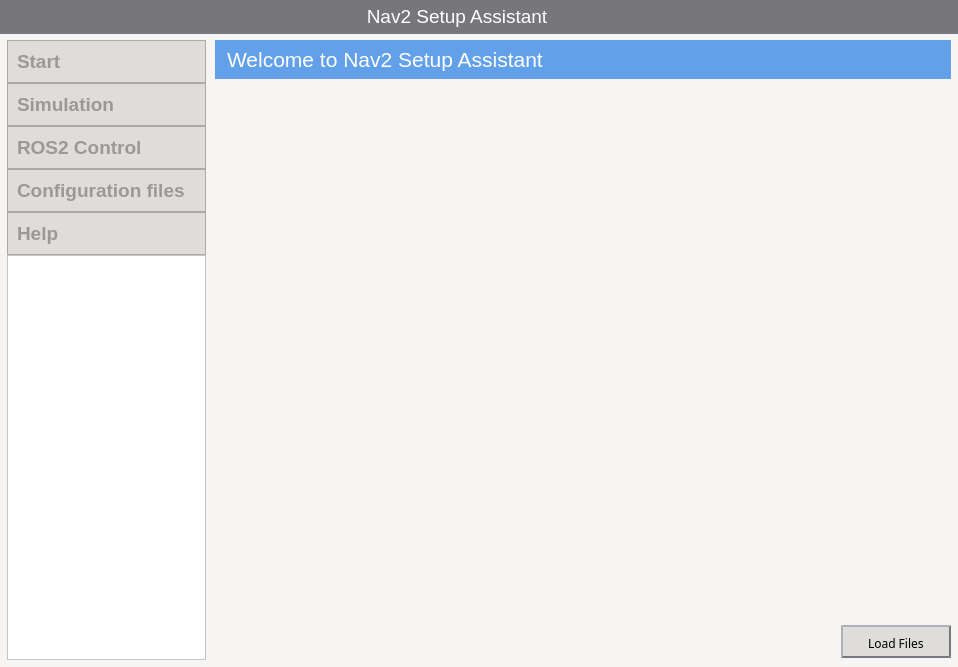
First picture: the form in DyLo.ui, repository himaj47/DyLo, before the edit.
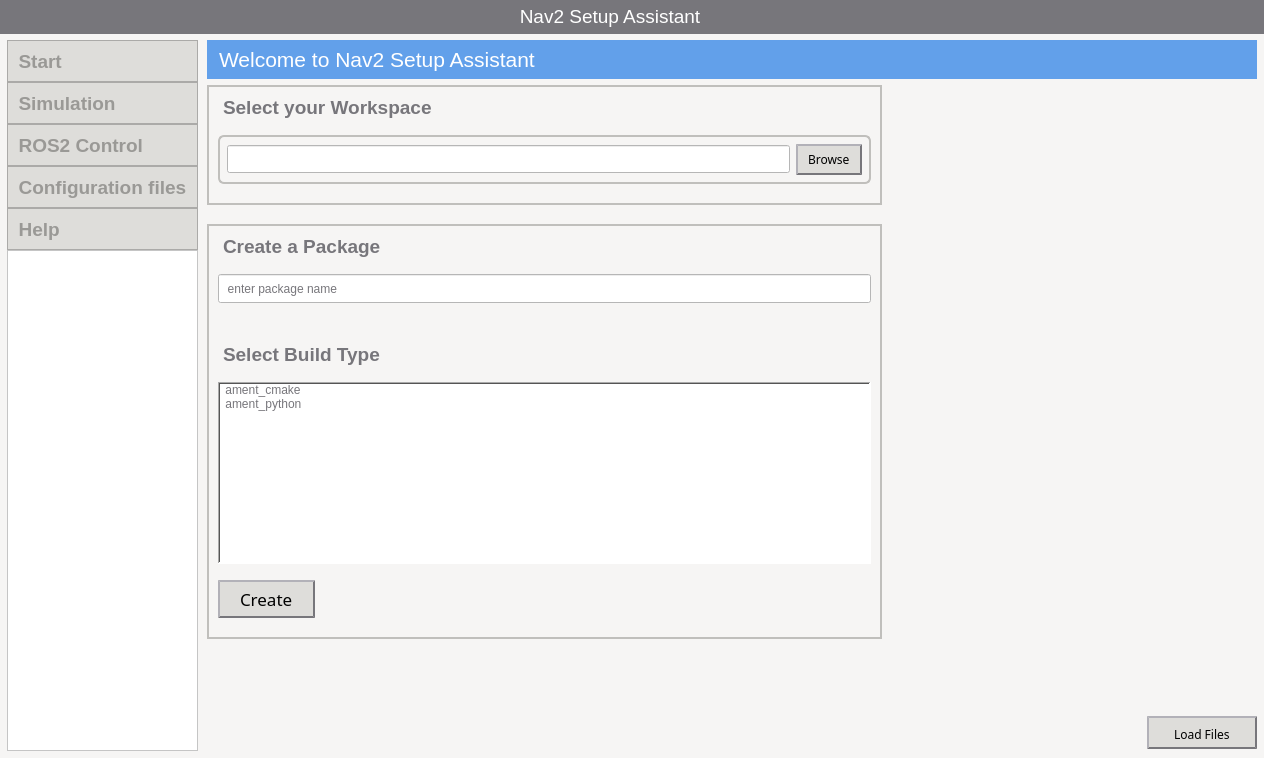
Second picture: the form after the edit. Icons and pictures are not drawn. Custom widgets are drawn as their Qt base class.

```diff
--- a/DyLo.ui
+++ b/DyLo.ui
@@ -6,8 +6,8 @@
    <rect>
     <x>0</x>
     <y>0</y>
-    <width>958</width>
-    <height>667</height>
+    <width>1264</width>
+    <height>758</height>
    </rect>
   </property>
   <property name="font">
@@ -40,7 +40,10 @@
 	text-align: left;
 	border: none;
 }
-</string>
+
+QPushButton:hover {
+        background-color: rgb(153, 193, 241);
+    }</string>
   </property>
   <widget class="QWidget" name="centralwidget">
    <property name="styleSheet">
@@ -64,7 +67,7 @@
     </property>
     <item>
      <layout class="QVBoxLayout" name="verticalLayout">
-      <item alignment="Qt::AlignTop">
+      <item>
        <widget class="QWidget" name="top_bar_widget" native="true">
         <property name="styleSheet">
          <string notr="true">background-color: rgb(119, 118, 123);</string>
@@ -289,6 +292,12 @@
                       <verstretch>0</verstretch>
                      </sizepolicy>
                     </property>
+                    <property name="minimumSize">
+                     <size>
+                      <width>0</width>
+                      <height>42</height>
+                     </size>
+                    </property>
                     <property name="sizeIncrement">
                      <size>
                       <width>0</width>
@@ -302,7 +311,9 @@
                      </size>
                     </property>
                     <property name="styleSheet">
-                     <string notr="true"/>
+                     <string notr="true">hover {
+	background-color: rgb(153, 193, 241);
+}</string>
                     </property>
                     <property name="frameShape">
                      <enum>QFrame::StyledPanel</enum>
@@ -312,19 +323,19 @@
                     </property>
                     <layout class="QHBoxLayout" name="horizontalLayout_2" stretch="0">
                      <property name="spacing">
-                      <number>6</number>
+                      <number>0</number>
                      </property>
                      <property name="leftMargin">
-                      <number>9</number>
+                      <number>0</number>
                      </property>
                      <property name="topMargin">
-                      <number>9</number>
+                      <number>0</number>
                      </property>
                      <property name="rightMargin">
-                      <number>9</number>
+                      <number>0</number>
                      </property>
                      <property name="bottomMargin">
-                      <number>9</number>
+                      <number>0</number>
                      </property>
                      <item>
                       <widget class="QPushButton" name="start_b">
@@ -349,11 +360,17 @@
                         <bool>false</bool>
                        </property>
                        <property name="styleSheet">
-                        <string notr="true">color: rgb(154, 153, 150);
-font: bold;</string>
+                        <string notr="true">QPushButton {
+	color: rgb(154, 153, 150);
+	font: bold;
+}
+QPushButton:hover {
+	background-color: rgb(98, 160, 234);
+	color: white;
+}</string>
                        </property>
                        <property name="text">
-                        <string>Start</string>
+                        <string>  Start</string>
                        </property>
                        <property name="iconSize">
                         <size>
@@ -371,6 +388,12 @@
                   </item>
                   <item>
                    <widget class="QFrame" name="sim_frame">
+                    <property name="minimumSize">
+                     <size>
+                      <width>0</width>
+                      <height>42</height>
+                     </size>
+                    </property>
                     <property name="frameShape">
                      <enum>QFrame::StyledPanel</enum>
                     </property>
@@ -378,6 +401,21 @@
                      <enum>QFrame::Raised</enum>
                     </property>
                     <layout class="QHBoxLayout" name="horizontalLayout_3">
+                     <property name="spacing">
+                      <number>0</number>
+                     </property>
+                     <property name="leftMargin">
+                      <number>0</number>
+                     </property>
+                     <property name="topMargin">
+                      <number>0</number>
+                     </property>
+                     <property name="rightMargin">
+                      <number>0</number>
+                     </property>
+                     <property name="bottomMargin">
+                      <number>0</number>
+                     </property>
                      <item>
                       <widget class="QPushButton" name="sim_b">
                        <property name="sizePolicy">
@@ -395,11 +433,17 @@
                         </font>
                        </property>
                        <property name="styleSheet">
-                        <string notr="true">color: rgb(154, 153, 150);
-font: bold;</string>
+                        <string notr="true">QPushButton {
+	color: rgb(154, 153, 150);
+	font: bold;
+}
+QPushButton:hover {
+	background-color: rgb(98, 160, 234);
+	color: white;
+}</string>
                        </property>
                        <property name="text">
-                        <string>Simulation</string>
+                        <string>  Simulation</string>
                        </property>
                       </widget>
                      </item>
@@ -408,6 +452,12 @@
                   </item>
                   <item>
                    <widget class="QFrame" name="ros2_control_frame">
+                    <property name="minimumSize">
+                     <size>
+                      <width>0</width>
+                      <height>42</height>
+                     </size>
+                    </property>
                     <property name="frameShape">
                      <enum>QFrame::StyledPanel</enum>
                     </property>
@@ -415,6 +465,21 @@
                      <enum>QFrame::Raised</enum>
                     </property>
                     <layout class="QHBoxLayout" name="horizontalLayout_4">
+                     <property name="spacing">
+                      <number>0</number>
+                     </property>
+                     <property name="leftMargin">
+                      <number>0</number>
+                     </property>
+                     <property name="topMargin">
+                      <number>0</number>
+                     </property>
+                     <property name="rightMargin">
+                      <number>0</number>
+                     </property>
+                     <property name="bottomMargin">
+                      <number>0</number>
+                     </property>
                      <item>
                       <widget class="QPushButton" name="ros_control_b">
                        <property name="sizePolicy">
@@ -432,11 +497,17 @@
                         </font>
                        </property>
                        <property name="styleSheet">
-                        <string notr="true">color: rgb(154, 153, 150);
-font: bold;</string>
+                        <string notr="true">QPushButton {
+	color: rgb(154, 153, 150);
+	font: bold;
+}
+QPushButton:hover {
+	background-color: rgb(98, 160, 234);
+	color: white;
+}</string>
                        </property>
                        <property name="text">
-                        <string>ROS2 Control</string>
+                        <string>  ROS2 Control</string>
                        </property>
                       </widget>
                      </item>
@@ -445,6 +516,12 @@
                   </item>
                   <item>
                    <widget class="QFrame" name="config_frame">
+                    <property name="minimumSize">
+                     <size>
+                      <width>0</width>
+                      <height>42</height>
+                     </size>
+                    </property>
                     <property name="frameShape">
                      <enum>QFrame::StyledPanel</enum>
                     </property>
@@ -452,6 +529,21 @@
                      <enum>QFrame::Raised</enum>
                     </property>
                     <layout class="QHBoxLayout" name="horizontalLayout_5">
+                     <property name="spacing">
+                      <number>0</number>
+                     </property>
+                     <property name="leftMargin">
+                      <number>0</number>
+                     </property>
+                     <property name="topMargin">
+                      <number>0</number>
+                     </property>
+                     <property name="rightMargin">
+                      <number>0</number>
+                     </property>
+                     <property name="bottomMargin">
+                      <number>0</number>
+                     </property>
                      <item>
                       <widget class="QPushButton" name="config_file_b">
                        <property name="sizePolicy">
@@ -469,11 +561,17 @@
                         </font>
                        </property>
                        <property name="styleSheet">
-                        <string notr="true">color: rgb(154, 153, 150);
-font: bold;</string>
+                        <string notr="true">QPushButton {
+	color: rgb(154, 153, 150);
+	font: bold;
+}
+QPushButton:hover {
+	background-color: rgb(98, 160, 234);
+	color: white;
+}</string>
                        </property>
                        <property name="text">
-                        <string>Configuration files  </string>
+                        <string>  Configuration files  </string>
                        </property>
                       </widget>
                      </item>
@@ -482,6 +580,12 @@
                   </item>
                   <item>
                    <widget class="QFrame" name="help_frame">
+                    <property name="minimumSize">
+                     <size>
+                      <width>0</width>
+                      <height>42</height>
+                     </size>
+                    </property>
                     <property name="frameShape">
                      <enum>QFrame::StyledPanel</enum>
                     </property>
@@ -489,6 +593,21 @@
                      <enum>QFrame::Raised</enum>
                     </property>
                     <layout class="QHBoxLayout" name="horizontalLayout_6">
+                     <property name="spacing">
+                      <number>0</number>
+                     </property>
+                     <property name="leftMargin">
+                      <number>0</number>
+                     </property>
+                     <property name="topMargin">
+                      <number>0</number>
+                     </property>
+                     <property name="rightMargin">
+                      <number>0</number>
+                     </property>
+                     <property name="bottomMargin">
+                      <number>0</number>
+                     </property>
                      <item>
                       <widget class="QPushButton" name="help_b">
                        <property name="sizePolicy">
@@ -506,11 +625,17 @@
                         </font>
                        </property>
                        <property name="styleSheet">
-                        <string notr="true">color: rgb(154, 153, 150);
-font: bold;</string>
+                        <string notr="true">QPushButton {
+	color: rgb(154, 153, 150);
+	font: bold;
+}
+QPushButton:hover {
+	background-color: rgb(98, 160, 234);
+	color: white;
+}</string>
                        </property>
                        <property name="text">
-                        <string>Help</string>
+                        <string>  Help</string>
                        </property>
                       </widget>
                      </item>
@@ -582,7 +707,7 @@
              <number>0</number>
             </property>
             <item>
-             <widget class="QStackedWidget" name="stackedWidget">
+             <widget class="QCustomStackedWidget" name="customStackedWidget">
               <property name="currentIndex">
                <number>0</number>
               </property>
@@ -618,6 +743,436 @@
                   </property>
                  </widget>
                 </item>
+                <item>
+                 <widget class="QWidget" name="widget" native="true">
+                  <property name="sizePolicy">
+                   <sizepolicy hsizetype="MinimumExpanding" vsizetype="MinimumExpanding">
+                    <horstretch>10</horstretch>
+                    <verstretch>0</verstretch>
+                   </sizepolicy>
+                  </property>
+                  <layout class="QVBoxLayout" name="verticalLayout_2">
+                   <property name="spacing">
+                    <number>0</number>
+                   </property>
+                   <property name="leftMargin">
+                    <number>0</number>
+                   </property>
+                   <property name="topMargin">
+                    <number>0</number>
+                   </property>
+                   <property name="rightMargin">
+                    <number>0</number>
+                   </property>
+                   <property name="bottomMargin">
+                    <number>0</number>
+                   </property>
+                   <item>
+                    <layout class="QGridLayout" name="gridLayout">
+                     <property name="sizeConstraint">
+                      <enum>QLayout::SetDefaultConstraint</enum>
+                     </property>
+                     <property name="rightMargin">
+                      <number>0</number>
+                     </property>
+                     <property name="horizontalSpacing">
+                      <number>6</number>
+                     </property>
+                     <property name="verticalSpacing">
+                      <number>0</number>
+                     </property>
+                     <item row="0" column="2" alignment="Qt::AlignRight">
+                      <widget class="QFrame" name="nav2_logo_frame">
+                       <property name="styleSheet">
+                        <string notr="true">.QFrame {
+	border: none
+}</string>
+                       </property>
+                       <property name="frameShape">
+                        <enum>QFrame::StyledPanel</enum>
+                       </property>
+                       <property name="frameShadow">
+                        <enum>QFrame::Raised</enum>
+                       </property>
+                       <layout class="QVBoxLayout" name="verticalLayout_7">
+                        <item alignment="Qt::AlignRight|Qt::AlignTop">
+                         <widget class="QLabel" name="label_4">
+                          <property name="sizePolicy">
+                           <sizepolicy hsizetype="Preferred" vsizetype="Preferred">
+                            <horstretch>0</horstretch>
+                            <verstretch>0</verstretch>
+                           </sizepolicy>
+                          </property>
+                          <property name="minimumSize">
+                           <size>
+                            <width>351</width>
+                            <height>0</height>
+                           </size>
+                          </property>
+                          <property name="text">
+                           <string/>
+                          </property>
+                          <property name="pixmap">
+                           <pixmap resource="resources.qrc">:/icons/icons/nav2_logo_cropped.png</pixmap>
+                          </property>
+                         </widget>
+                        </item>
+                       </layout>
+                      </widget>
+                     </item>
+                     <item row="0" column="1" alignment="Qt::AlignTop">
+                      <widget class="QWidget" name="main_content" native="true">
+                       <property name="sizePolicy">
+                        <sizepolicy hsizetype="MinimumExpanding" vsizetype="Preferred">
+                         <horstretch>0</horstretch>
+                         <verstretch>0</verstretch>
+                        </sizepolicy>
+                       </property>
+                       <property name="acceptDrops">
+                        <bool>false</bool>
+                       </property>
+                       <property name="styleSheet">
+                        <string notr="true">margin-bottom: 10px;
+margin-left: 0px;</string>
+                       </property>
+                       <layout class="QVBoxLayout" name="verticalLayout_11">
+                        <property name="spacing">
+                         <number>9</number>
+                        </property>
+                        <property name="leftMargin">
+                         <number>0</number>
+                        </property>
+                        <property name="topMargin">
+                         <number>0</number>
+                        </property>
+                        <property name="rightMargin">
+                         <number>0</number>
+                        </property>
+                        <property name="bottomMargin">
+                         <number>0</number>
+                        </property>
+                        <item>
+                         <widget class="QFrame" name="workspace_frame">
+                          <property name="styleSheet">
+                           <string notr="true">.QFrame {
+	border: 1.5px solid rgb(192, 191, 188);
+}</string>
+                          </property>
+                          <property name="frameShape">
+                           <enum>QFrame::StyledPanel</enum>
+                          </property>
+                          <property name="frameShadow">
+                           <enum>QFrame::Raised</enum>
+                          </property>
+                          <layout class="QVBoxLayout" name="verticalLayout_8">
+                           <item alignment="Qt::AlignVCenter">
+                            <widget class="QLabel" name="label_5">
+                             <property name="sizePolicy">
+                              <sizepolicy hsizetype="Preferred" vsizetype="Preferred">
+                               <horstretch>0</horstretch>
+                               <verstretch>0</verstretch>
+                              </sizepolicy>
+                             </property>
+                             <property name="minimumSize">
+                              <size>
+                               <width>0</width>
+                               <height>0</height>
+                              </size>
+                             </property>
+                             <property name="font">
+                              <font>
+                               <family>Ubuntu</family>
+                               <pointsize>14</pointsize>
+                               <weight>75</weight>
+                               <bold>true</bold>
+                              </font>
+                             </property>
+                             <property name="styleSheet">
+                              <string notr="true">color: rgb(119, 118, 123)</string>
+                             </property>
+                             <property name="text">
+                              <string>Select your Workspace</string>
+                             </property>
+                            </widget>
+                           </item>
+                           <item>
+                            <widget class="QWidget" name="widget_2" native="true">
+                             <property name="sizePolicy">
+                              <sizepolicy hsizetype="Preferred" vsizetype="Preferred">
+                               <horstretch>0</horstretch>
+                               <verstretch>0</verstretch>
+                              </sizepolicy>
+                             </property>
+                             <property name="styleSheet">
+                              <string notr="true">.QWidget {
+	border: 1.5px solid rgb(192, 191, 188);
+	border-radius: 6px;
+}</string>
+                             </property>
+                             <layout class="QHBoxLayout" name="horizontalLayout_7">
+                              <item>
+                               <widget class="QLineEdit" name="lineEdit">
+                                <property name="minimumSize">
+                                 <size>
+                                  <width>0</width>
+                                  <height>27</height>
+                                 </size>
+                                </property>
+                                <property name="styleSheet">
+                                 <string notr="true">background-color: white;
+height: 26;</string>
+                                </property>
+                               </widget>
+                              </item>
+                              <item alignment="Qt::AlignHCenter|Qt::AlignVCenter">
+                               <widget class="QPushButton" name="pushButton_2">
+                                <property name="font">
+                                 <font>
+                                  <family>Manjari</family>
+                                 </font>
+                                </property>
+                                <property name="styleSheet">
+                                 <string notr="true">QPushButton{
+	padding-top: 5px;
+	padding-bottom: 5px;
+	padding-left: 10px;
+	padding-right: 10px;
+	background-color: rgb(222, 221, 218);
+	border-style: outset;
+	border-width: 2px;
+	border-color: rgb(119, 118, 123);
+}
+
+QPushButton:hover {
+	background-color: rgb(180, 180, 180);
+}
+
+
+</string>
+                                </property>
+                                <property name="text">
+                                 <string>Browse</string>
+                                </property>
+                               </widget>
+                              </item>
+                             </layout>
+                            </widget>
+                           </item>
+                          </layout>
+                         </widget>
+                        </item>
+                        <item>
+                         <widget class="QFrame" name="frame_5">
+                          <property name="minimumSize">
+                           <size>
+                            <width>0</width>
+                            <height>0</height>
+                           </size>
+                          </property>
+                          <property name="font">
+                           <font>
+                            <family>Ubuntu</family>
+                           </font>
+                          </property>
+                          <property name="styleSheet">
+                           <string notr="true">.QFrame {
+	border: 1.5px solid rgb(192, 191, 188);
+}</string>
+                          </property>
+                          <property name="frameShape">
+                           <enum>QFrame::StyledPanel</enum>
+                          </property>
+                          <property name="frameShadow">
+                           <enum>QFrame::Raised</enum>
+                          </property>
+                          <layout class="QVBoxLayout" name="verticalLayout_9">
+                           <item alignment="Qt::AlignVCenter">
+                            <widget class="QLabel" name="label_6">
+                             <property name="font">
+                              <font>
+                               <family>Ubuntu</family>
+                               <pointsize>14</pointsize>
+                               <weight>75</weight>
+                               <bold>true</bold>
+                              </font>
+                             </property>
+                             <property name="styleSheet">
+                              <string notr="true">color: rgb(119, 118, 123)</string>
+                             </property>
+                             <property name="text">
+                              <string>Create a Package</string>
+                             </property>
+                            </widget>
+                           </item>
+                           <item>
+                            <widget class="QLineEdit" name="package_name">
+                             <property name="sizePolicy">
+                              <sizepolicy hsizetype="Expanding" vsizetype="Preferred">
+                               <horstretch>0</horstretch>
+                               <verstretch>0</verstretch>
+                              </sizepolicy>
+                             </property>
+                             <property name="minimumSize">
+                              <size>
+                               <width>0</width>
+                               <height>27</height>
+                              </size>
+                             </property>
+                             <property name="styleSheet">
+                              <string notr="true">color: rgb(119, 118, 123);
+background-color: white;
+height: 27px;</string>
+                             </property>
+                             <property name="text">
+                              <string>  enter package name</string>
+                             </property>
+                            </widget>
+                           </item>
+                           <item>
+                            <widget class="QWidget" name="separator_package_build_type" native="true">
+                             <property name="sizePolicy">
+                              <sizepolicy hsizetype="Preferred" vsizetype="Preferred">
+                               <horstretch>0</horstretch>
+                               <verstretch>0</verstretch>
+                              </sizepolicy>
+                             </property>
+                             <layout class="QVBoxLayout" name="verticalLayout_10">
+                              <item>
+                               <spacer name="verticalSpacer_2">
+                                <property name="orientation">
+                                 <enum>Qt::Vertical</enum>
+                                </property>
+                                <property name="sizeHint" stdset="0">
+                                 <size>
+                                  <width>28</width>
+                                  <height>0</height>
+                                 </size>
+                                </property>
+                               </spacer>
+                              </item>
+                             </layout>
+                            </widget>
+                           </item>
+                           <item>
+                            <widget class="QLabel" name="label_7">
+                             <property name="font">
+                              <font>
+                               <family>Ubuntu</family>
+                               <pointsize>14</pointsize>
+                               <weight>75</weight>
+                               <bold>true</bold>
+                              </font>
+                             </property>
+                             <property name="styleSheet">
+                              <string notr="true">color: rgb(119, 118, 123)</string>
+                             </property>
+                             <property name="text">
+                              <string>Select Build Type</string>
+                             </property>
+                            </widget>
+                           </item>
+                           <item>
+                            <widget class="QListWidget" name="listWidget">
+                             <property name="sizePolicy">
+                              <sizepolicy hsizetype="Preferred" vsizetype="Preferred">
+                               <horstretch>0</horstretch>
+                               <verstretch>0</verstretch>
+                              </sizepolicy>
+                             </property>
+                             <property name="minimumSize">
+                              <size>
+                               <width>0</width>
+                               <height>10</height>
+                              </size>
+                             </property>
+                             <property name="styleSheet">
+                              <string notr="true">color: rgb(119, 118, 123);
+background-color: white;</string>
+                             </property>
+                             <property name="frameShape">
+                              <enum>QFrame::WinPanel</enum>
+                             </property>
+                             <property name="alternatingRowColors">
+                              <bool>false</bool>
+                             </property>
+                             <property name="layoutMode">
+                              <enum>QListView::SinglePass</enum>
+                             </property>
+                             <property name="viewMode">
+                              <enum>QListView::ListMode</enum>
+                             </property>
+                             <property name="modelColumn">
+                              <number>0</number>
+                             </property>
+                             <property name="uniformItemSizes">
+                              <bool>false</bool>
+                             </property>
+                             <property name="selectionRectVisible">
+                              <bool>true</bool>
+                             </property>
+                             <property name="currentRow">
+                              <number>-1</number>
+                             </property>
+                             <item>
+                              <property name="text">
+                               <string> ament_cmake</string>
+                              </property>
+                              <property name="textAlignment">
+                               <set>AlignLeading|AlignVCenter</set>
+                              </property>
+                             </item>
+                             <item>
+                              <property name="text">
+                               <string> ament_python</string>
+                              </property>
+                             </item>
+                            </widget>
+                           </item>
+                           <item alignment="Qt::AlignLeft">
+                            <widget class="QPushButton" name="pushButton_3">
+                             <property name="font">
+                              <font>
+                               <family>Manjari</family>
+                               <pointsize>13</pointsize>
+                              </font>
+                             </property>
+                             <property name="styleSheet">
+                              <string notr="true">QPushButton{
+	padding-top: 5px;
+	padding-bottom: 5px;
+	padding-left: 20px;
+	padding-right: 20px;
+	background-color: rgb(222, 221, 218);
+	border-style: outset;
+	border-width: 2px;
+	border-color: rgb(119, 118, 123);
+}
+
+QPushButton:hover {
+	background-color: rgb(180, 180, 180);
+}
+
+
+</string>
+                             </property>
+                             <property name="text">
+                              <string>Create</string>
+                             </property>
+                            </widget>
+                           </item>
+                          </layout>
+                         </widget>
+                        </item>
+                       </layout>
+                       <zorder>frame_5</zorder>
+                       <zorder>workspace_frame</zorder>
+                      </widget>
+                     </item>
+                    </layout>
+                   </item>
+                  </layout>
+                 </widget>
+                </item>
                 <item alignment="Qt::AlignRight">
                  <widget class="QPushButton" name="pushButton">
                   <property name="font">
@@ -626,15 +1181,20 @@
                    </font>
                   </property>
                   <property name="styleSheet">
-                   <string notr="true">background-color: rgb(222, 221, 218);
-border-style: outset;
-border-width: 2px;
-border-color: rgb(119, 118, 123);
-padding-top: 8px;
-padding-bottom: 4px;
-padding-left: 25px;
-padding-right: 25px;
-</string>
+                   <string notr="true">QPushButton {
+	background-color: rgb(222, 221, 218);
+	border-style: outset;
+	border-width: 2px;
+	border-color: rgb(119, 118, 123);
+	padding-top: 8px;
+	padding-bottom: 4px;
+	padding-left: 25px;
+	padding-right: 25px;
+}
+
+QPushButton:hover {
+	background-color: rgb(180, 180, 180);
+}</string>
                   </property>
                   <property name="text">
                    <string>Load Files</string>
@@ -672,6 +1232,14 @@
    </layout>
   </widget>
  </widget>
+ <customwidgets>
+  <customwidget>
+   <class>QCustomStackedWidget</class>
+   <extends>QStackedWidget</extends>
+   <header location="global">Custom_Widgets.Widgets.h</header>
+   <container>1</container>
+  </customwidget>
+ </customwidgets>
  <resources>
   <include location="resources.qrc"/>
  </resources>
```
Left out of the diff: 2 changed lines with no effect on the pictures.
